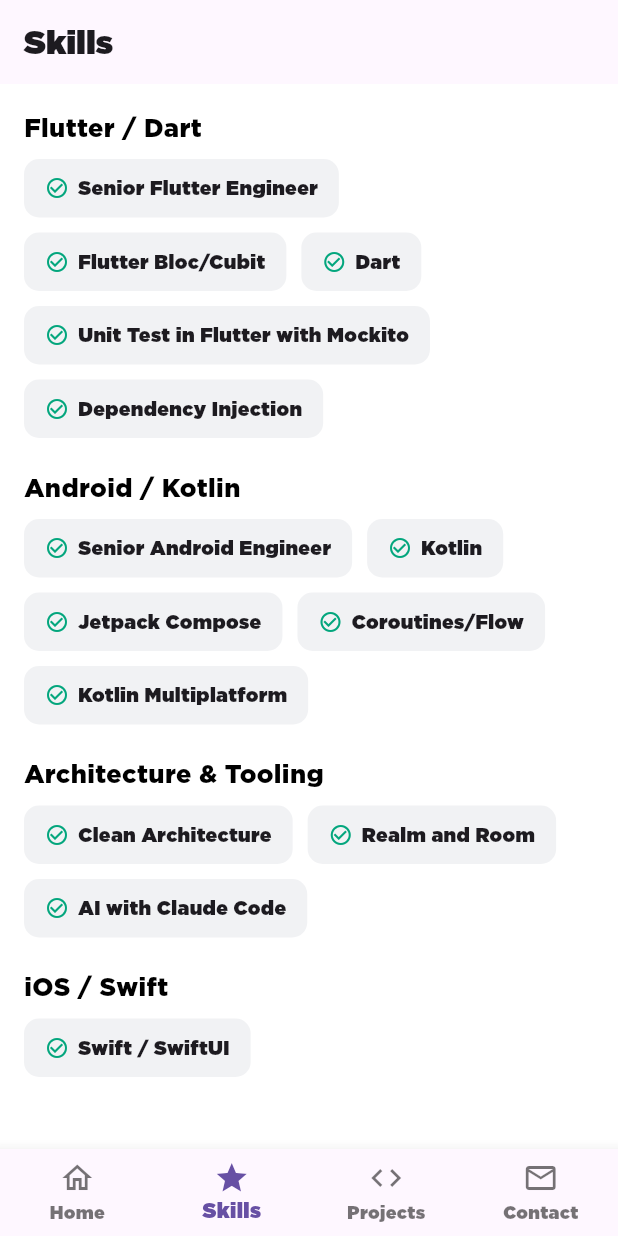
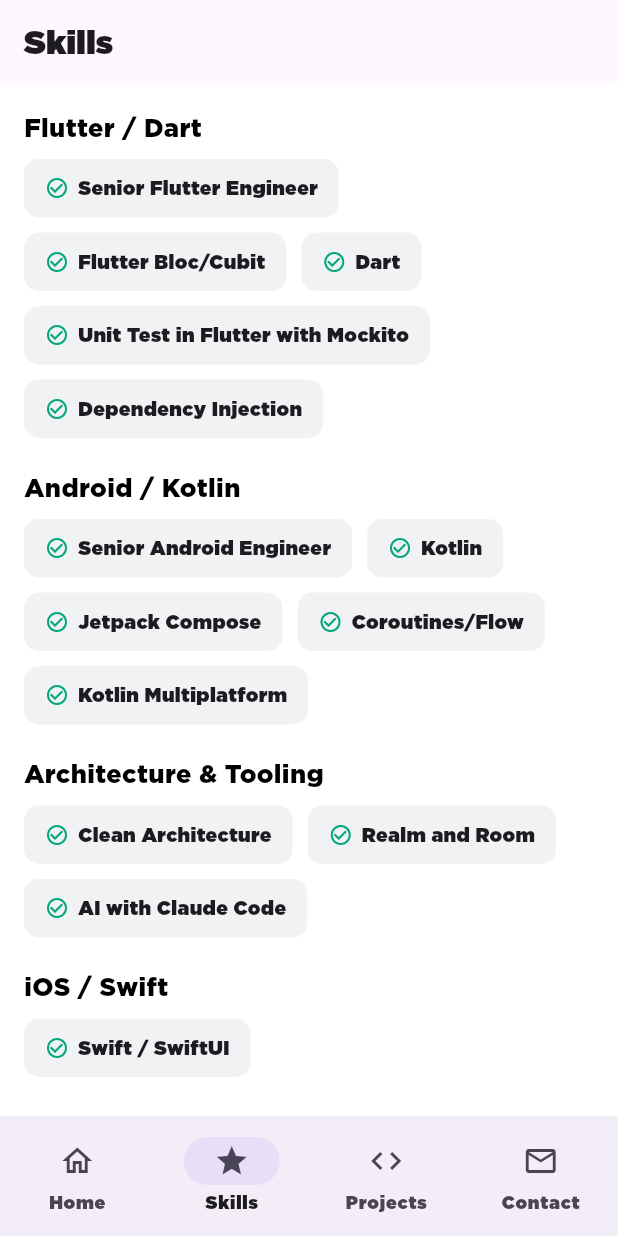
Before and after one commit to josaeljjh/ProfileCV, a Flutter app: the screen it shows after launch, item 2 of the bottom bar chosen, on a phone screen of 412 x 824 dp. Run offline on Flutter 3.47's test engine with Material 3 defaults, Android fonts, the phone set to English and light mode, and no system bars; our stand-ins replace cached_network_image, dio, equatable, flutter_bloc, flutter_svg, get_it and 4 more; missing offline and left inert: flutter_displaymode.

Commit message:
Replace HomeHost with DashBoardScreen, matching PokeAppFlutter's pattern
Mirrors PokeAppFlutter's lib/src/ui/features/dashboard/dashboard_screen.dart:
a BottomNavCubit (registered in GetIt) now drives the selected tab
instead of a StatefulWidget's local setState, and the bottom bar is a
Material 3 NavigationBar instead of BottomNavigationBar.

Deliberate deviation: PokeAppFlutter's Dashboard eagerly provides every
tab's cubit via one MultiBlocProvider in its create() factory, since
its Region/Team screens are only ever shown inside that IndexedStack.
Here, Skills and Projects are also reachable as standalone pushed
screens from Home's tappable section titles, outside DashBoardScreen's
subtree — a shared top-level provider wouldn't reach them there. So
each tab keeps its own self-contained BlocProvider (HomePage,
SkillsPage, ProjectsPage, ContactPage already did this), and
DashBoardScreen only owns BottomNavCubit.

Co-Authored-By: Claude Sonnet 5 <noreply@anthropic.com>
Claude-Session: https://claude.ai/code/session_01LfEYkEduBRuQwtFwoZxnSY

```diff
--- a/lib/src/config/di/service_locator.dart
+++ b/lib/src/config/di/service_locator.dart
@@ -12,6 +12,7 @@ import '../../domain/usecases/get_profile_use_case.dart';
 import '../../domain/usecases/get_projects_use_case.dart';
 import '../../domain/usecases/get_skill_groups_use_case.dart';
 import '../../ui/pages/contact/cubit/contact_cubit.dart';
+import '../../ui/pages/dashboard/cubit/bottom_nav_cubit.dart';
 import '../../ui/pages/home/cubit/home_cubit.dart';
 import '../../ui/pages/portfolio/cubit/portfolio_cubit.dart';
 import '../../ui/pages/projects/cubit/projects_cubit.dart';
@@ -47,6 +48,7 @@ Future<void> init() async {
   sl.registerLazySingleton(() => GetContactUseCase(sl()));
 
   // Cubits
+  sl.registerFactory(() => BottomNavCubit());
   sl.registerFactory(() => HomeCubit(
         getProfileUseCase: sl(),
         getPortfolioUseCase: sl(),
--- a/lib/src/config/routes/routes.dart
+++ b/lib/src/config/routes/routes.dart
@@ -1,8 +1,7 @@
-
 import 'dart:io';
 
 import 'package:flutter/material.dart';
-import '../../ui/pages/home/home_host.dart';
+import '../../ui/pages/dashboard/dashboard_screen.dart';
 
 class Routes {
   static const home = '/';
@@ -12,12 +11,12 @@ class Routes {
       case home:
         return _createRoute(
           settings,
-              (context) => HomeHost.create(context),
+              (context) => DashBoardScreen.create(context),
         );
       default:
         _createRoute(
           settings,
-              (context) => const HomeHost(),
+              (context) => const DashBoardScreen(),
         );
     }
     throw Exception('This route does not exist');
--- /dev/null
+++ b/lib/src/ui/pages/dashboard/cubit/bottom_nav_cubit.dart
@@ -0,0 +1,8 @@
+import 'package:flutter_bloc/flutter_bloc.dart';
+
+/// Tracks which tab is selected in [DashBoardScreen]'s bottom navigation.
+class BottomNavCubit extends Cubit<int> {
+  BottomNavCubit() : super(0);
+
+  void updateIndex(int index) => emit(index);
+}
--- /dev/null
+++ b/lib/src/ui/pages/dashboard/dashboard_screen.dart
@@ -0,0 +1,79 @@
+import 'package:flutter/material.dart';
+import 'package:flutter_bloc/flutter_bloc.dart';
+import 'package:localization/localization.dart';
+
+import '../../../config/di/service_locator.dart';
+import '../../../core/resources/translations_constant.dart';
+import '../contact/contact_page.dart';
+import '../home/home_page.dart';
+import '../projects/projects_page.dart';
+import '../skills/skills_page.dart';
+import 'cubit/bottom_nav_cubit.dart';
+
+/// Hosts the bottom navigation for the CV: Home, Skills, Proyectos and
+/// Contacto. Mirrors PokeAppFlutter's DashBoardScreen pattern: a
+/// BottomNavCubit drives the selected tab and a Material 3 NavigationBar
+/// replaces the old BottomNavigationBar/setState approach.
+///
+/// Unlike PokeAppFlutter's dashboard, each tab here keeps its own
+/// BlocProvider (via HomePage/SkillsPage/ProjectsPage/ContactPage)
+/// instead of having DashBoardScreen eagerly provide every tab's cubit
+/// through a single MultiBlocProvider: Skills and Projects are also
+/// reachable as standalone pushed screens (from Home's tappable section
+/// titles), outside this widget's subtree, so they need to stay
+/// self-contained.
+class DashBoardScreen extends StatelessWidget {
+  const DashBoardScreen({Key? key}) : super(key: key);
+
+  static Widget create(BuildContext context) {
+    return BlocProvider<BottomNavCubit>(
+      create: (_) => sl.get<BottomNavCubit>(),
+      child: const DashBoardScreen(),
+    );
+  }
+
+  static const _pages = [
+    HomePage(),
+    SkillsPage(),
+    ProjectsPage(),
+    ContactPage(),
+  ];
+
+  @override
+  Widget build(BuildContext context) {
+    final index = context.watch<BottomNavCubit>().state;
+    return Scaffold(
+      body: IndexedStack(
+        index: index,
+        children: _pages,
+      ),
+      bottomNavigationBar: NavigationBar(
+        selectedIndex: index,
+        onDestinationSelected: (selected) =>
+            context.read<BottomNavCubit>().updateIndex(selected),
+        destinations: [
+          NavigationDestination(
+            icon: const Icon(Icons.home_outlined),
+            selectedIcon: const Icon(Icons.home),
+            label: NAV_HOME.i18n(),
+          ),
+          NavigationDestination(
+            icon: const Icon(Icons.star_outline),
+            selectedIcon: const Icon(Icons.star),
+            label: NAV_SKILLS.i18n(),
+          ),
+          NavigationDestination(
+            icon: const Icon(Icons.code_outlined),
+            selectedIcon: const Icon(Icons.code),
+            label: NAV_PROJECTS.i18n(),
+          ),
+          NavigationDestination(
+            icon: const Icon(Icons.mail_outline),
+            selectedIcon: const Icon(Icons.mail),
+            label: NAV_CONTACT.i18n(),
+          ),
+        ],
+      ),
+    );
+  }
+}
--- a/lib/src/ui/pages/home/home_host.dart
+++ /dev/null
@@ -1,69 +0,0 @@
-import 'package:flutter/material.dart';
-import 'package:localization/localization.dart';
-
-import '../../../core/resources/translations_constant.dart';
-import '../contact/contact_page.dart';
-import '../projects/projects_page.dart';
-import '../skills/skills_page.dart';
-import 'home_page.dart';
-
-/// Hosts the bottom navigation for the CV: Home, Skills, Proyectos and
-/// Contacto. Mirrors the role PokeApp2's HomeHost plays for its own
-/// bottom nav. Pure navigation shell — it has no data of its own, so it
-/// gets no Cubit; each tab's own page/cubit handles its content.
-class HomeHost extends StatefulWidget {
-  const HomeHost({Key? key}) : super(key: key);
-
-  static Widget create(BuildContext context) => const HomeHost();
-
-  @override
-  State<HomeHost> createState() => _HomeHostState();
-}
-
-class _HomeHostState extends State<HomeHost> {
-  int _currentIndex = 0;
-
-  final _pages = const [
-    HomePage(),
-    SkillsPage(),
-    ProjectsPage(),
-    ContactPage(),
-  ];
-
-  @override
-  Widget build(BuildContext context) {
-    return Scaffold(
-      body: IndexedStack(
-        index: _currentIndex,
-        children: _pages,
-      ),
-      bottomNavigationBar: BottomNavigationBar(
-        type: BottomNavigationBarType.fixed,
-        currentIndex: _currentIndex,
-        onTap: (index) => setState(() => _currentIndex = index),
-        items: [
-          BottomNavigationBarItem(
-            icon: const Icon(Icons.home_outlined),
-            activeIcon: const Icon(Icons.home),
-            label: NAV_HOME.i18n(),
-          ),
-          BottomNavigationBarItem(
-            icon: const Icon(Icons.star_outline),
-            activeIcon: const Icon(Icons.star),
-            label: NAV_SKILLS.i18n(),
-          ),
-          BottomNavigationBarItem(
-            icon: const Icon(Icons.code_outlined),
-            activeIcon: const Icon(Icons.code),
-            label: NAV_PROJECTS.i18n(),
-          ),
-          BottomNavigationBarItem(
-            icon: const Icon(Icons.mail_outline),
-            activeIcon: const Icon(Icons.mail),
-            label: NAV_CONTACT.i18n(),
-          ),
-        ],
-      ),
-    );
-  }
-}
```
Also changed, not shown: 1 other file.
